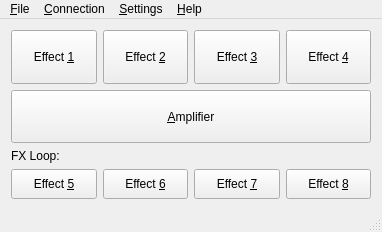
This is src/ui/mainwindow.ui in offa/plug as Qt 5 draws it before an edit. The edited form follows.
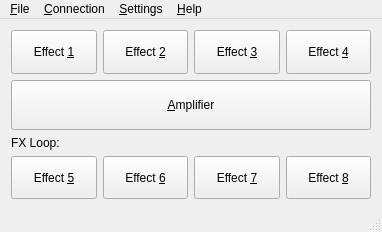
This is the edited form.

Commit message: Use same size policy for all buttons (#266)

The edit to the form file:
```diff
--- a/src/ui/mainwindow.ui
+++ b/src/ui/mainwindow.ui
@@ -167,6 +167,12 @@
      <layout class="QHBoxLayout" name="horizontalLayout">
       <item>
        <widget class="QPushButton" name="FxEffectButton1">
+        <property name="sizePolicy">
+         <sizepolicy hsizetype="Expanding" vsizetype="Expanding">
+          <horstretch>0</horstretch>
+          <verstretch>0</verstretch>
+         </sizepolicy>
+        </property>
         <property name="minimumSize">
          <size>
           <width>75</width>
@@ -180,6 +186,12 @@
       </item>
       <item>
        <widget class="QPushButton" name="FxEffectButton2">
+        <property name="sizePolicy">
+         <sizepolicy hsizetype="Expanding" vsizetype="Expanding">
+          <horstretch>0</horstretch>
+          <verstretch>0</verstretch>
+         </sizepolicy>
+        </property>
         <property name="minimumSize">
          <size>
           <width>75</width>
@@ -193,6 +205,12 @@
       </item>
       <item>
        <widget class="QPushButton" name="FxEffectButton3">
+        <property name="sizePolicy">
+         <sizepolicy hsizetype="Expanding" vsizetype="Expanding">
+          <horstretch>0</horstretch>
+          <verstretch>0</verstretch>
+         </sizepolicy>
+        </property>
         <property name="minimumSize">
          <size>
           <width>75</width>
@@ -206,6 +224,12 @@
       </item>
       <item>
        <widget class="QPushButton" name="FxEffectButton4">
+        <property name="sizePolicy">
+         <sizepolicy hsizetype="Expanding" vsizetype="Expanding">
+          <horstretch>0</horstretch>
+          <verstretch>0</verstretch>
+         </sizepolicy>
+        </property>
         <property name="minimumSize">
          <size>
           <width>75</width>
```
